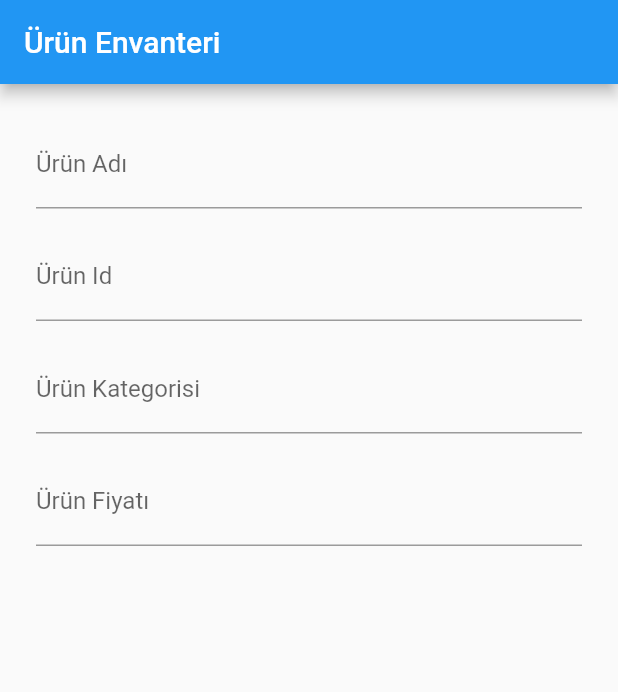
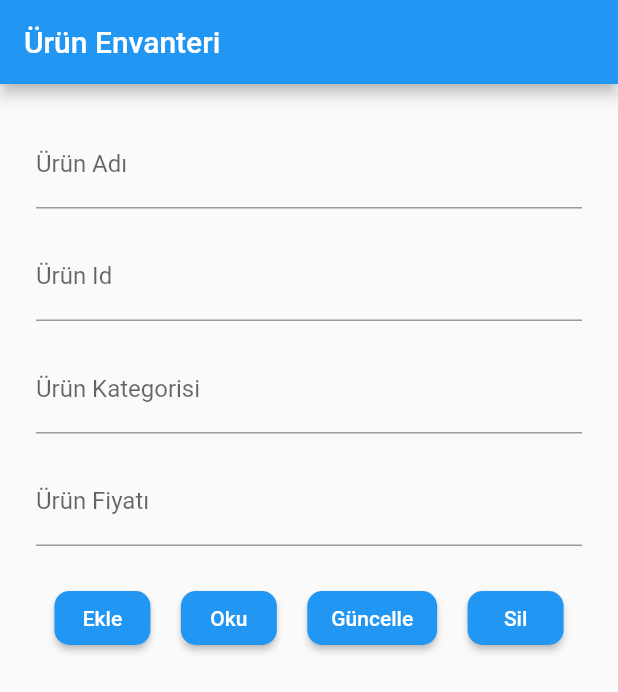
Before and after one commit to VedatBiner/Flutter_firebase_01, a Flutter app: the screen it shows after launch, on a phone screen of 412 x 824 dp. Shown: the top 692 px of the screen. Run offline on Flutter 3.47's test engine with Material 2 defaults, Android fonts, the phone set to English and light mode, and no system bars.

Commit message:
bir kaç güncelleme yapıldı.

```diff
--- a/lib/main.dart
+++ b/lib/main.dart
@@ -16,10 +16,15 @@ class MyApp extends StatefulWidget {
 }
 
 class _MyAppState extends State<MyApp> {
-  String ad, id, kategori;
-  double fiyat;
+  late String ad, id, kategori;
+  late double fiyat;
   @override
   Widget build(BuildContext context) {
+    ButtonStyle style = ElevatedButton.styleFrom(
+      shape: RoundedRectangleBorder(
+        borderRadius: BorderRadius.circular(10),
+      ),
+    );
     return MaterialApp(
       title: 'Flutter Demo',
       theme: ThemeData(
@@ -108,6 +113,42 @@ class _MyAppState extends State<MyApp> {
                   },
                 ),
               ),
+              Padding(
+                padding: const EdgeInsets.only(top: 16.0),
+                child: Row(
+                  mainAxisAlignment: MainAxisAlignment.spaceEvenly,
+                  children: [
+                    ElevatedButton(
+                      style: style,
+                      child: const Text("Ekle"),
+                      onPressed: () {
+                        veriEkle();
+                      },
+                    ),
+                    ElevatedButton(
+                      style: style,
+                      child: const Text("Oku"),
+                      onPressed: () {
+                        veriOku();
+                      },
+                    ),
+                    ElevatedButton(
+                      style: style,
+                      child: const Text("Güncelle"),
+                      onPressed: () {
+                        veriGuncelle();
+                      },
+                    ),
+                    ElevatedButton(
+                      style: style,
+                      child: const Text("Sil"),
+                      onPressed: () {
+                        veriSil();
+                      },
+                    ),
+                  ],
+                ),
+              ),
             ],
           ),
         ),
@@ -130,6 +171,22 @@ class _MyAppState extends State<MyApp> {
   void urunFiyatiAl(String urunFiyati) {
     fiyat = double.parse(urunFiyati);
   }
+
+  void veriEkle() {
+    print("Eklendi");
+  }
+
+  void veriOku() {
+    print("Okundu");
+  }
+
+  void veriGuncelle() {
+    print("Güncellendi");
+  }
+
+  void veriSil() {
+    print("Silindi");
+  }
 }
 
 
```
Also changed, not shown: img.png (added), 1 other file.
